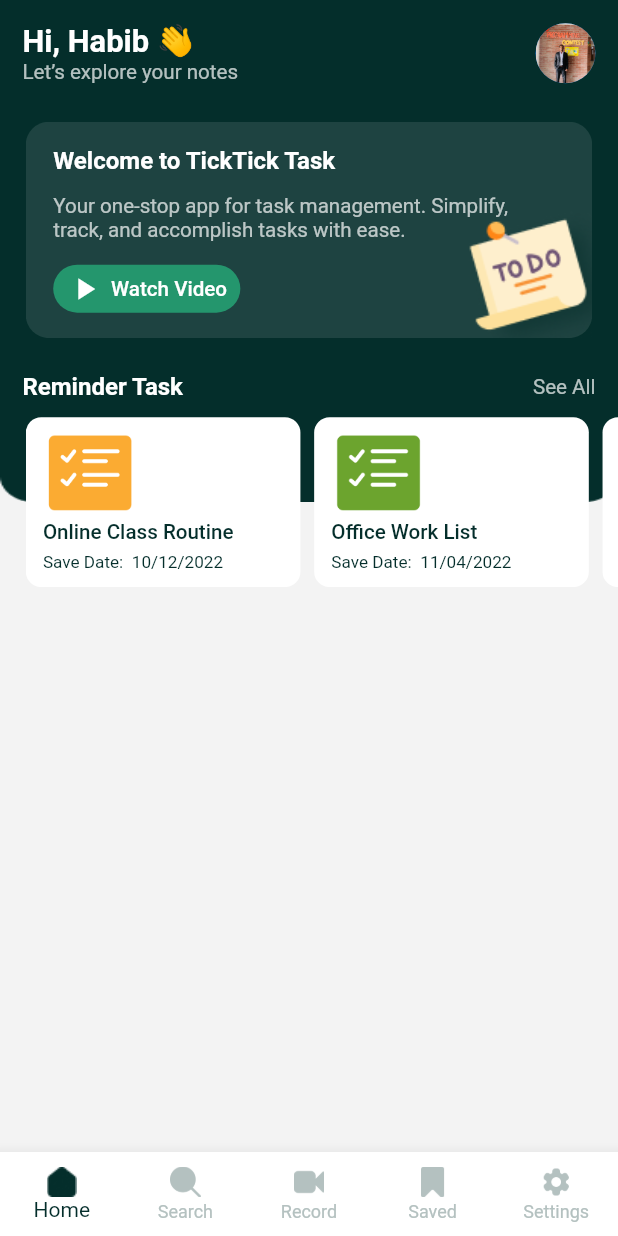
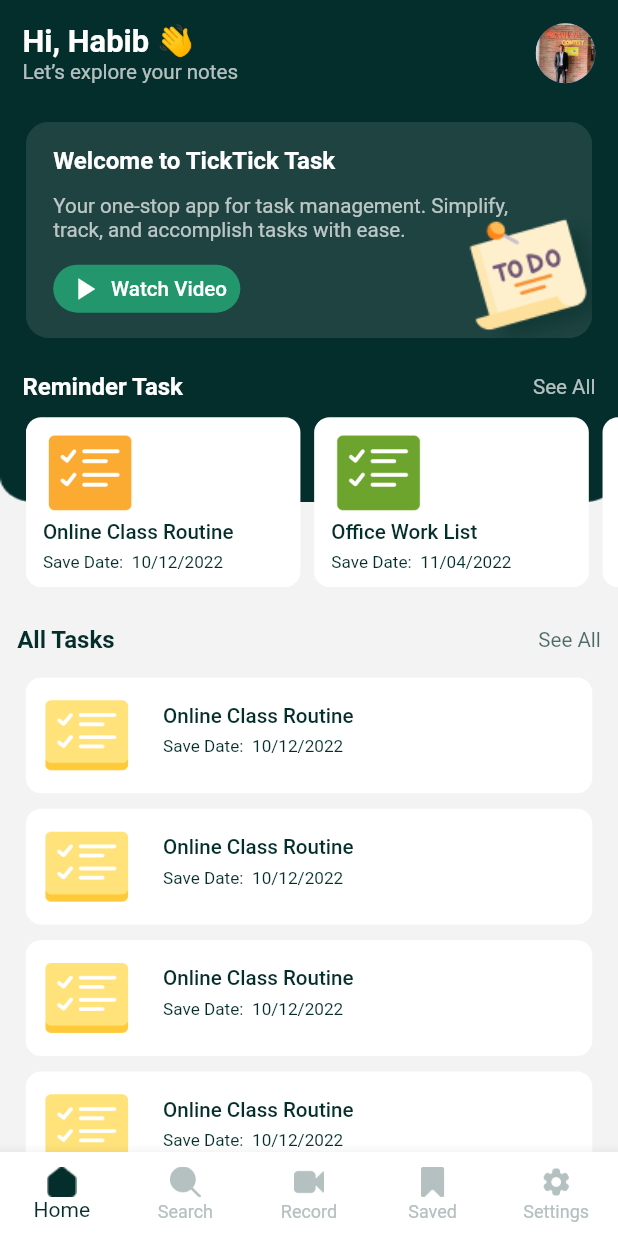
Before and after one commit to Sohag-84/ui_task, a Flutter app: the screen it shows after launch, on a phone screen of 412 x 824 dp. Run offline on Flutter 3.47's test engine with Material 2 defaults, Android fonts, the phone set to English and light mode, and no system bars; our stand-ins replace flutter_screenutil, get.

Commit message:
all task section is designed

```diff
--- a/lib/constants/strings.dart
+++ b/lib/constants/strings.dart
@@ -20,3 +20,4 @@
 const date1 = "10/12/2022";
 const date2 = "11/04/2022";
 const date3 = "25/09/2022";
+const allTask = "All Tasks";
--- a/lib/views/screens/home/home_screen.dart
+++ b/lib/views/screens/home/home_screen.dart
@@ -8,6 +8,7 @@
 import 'package:ui_task/constants/image_path.dart';
 import 'package:ui_task/constants/list.dart';
 import 'package:ui_task/constants/strings.dart';
+import 'package:ui_task/views/widgets/all_task_widget.dart';
 import 'package:ui_task/views/widgets/reminder_widget.dart';
 import 'package:ui_task/views/widgets/custom_row.dart';
 
@@ -18,7 +19,6 @@
     return Scaffold(
       backgroundColor: bgColor,
       body: SafeArea(
-        child: SingleChildScrollView(
         child: Column(
           children: [
             Stack(
@@ -155,8 +155,7 @@
                         ),
                         SizedBox(height: 22.h),
                         CustomRow(
-                            text1: reminderTask,
-                            text2: seeAll,
+                          text: reminderTask,
                           color1: whiteColor,
                           color2: whiteColor.withOpacity(.70),
                         ),
@@ -186,8 +185,30 @@
                 ),
               ],
             ),
+            SizedBox(height: 80.h),
+            Expanded(
+              child: Padding(
+                padding: EdgeInsets.symmetric(horizontal: 10.w),
+                child: Column(children: [
+                  CustomRow(
+                    text: allTask,
+                    color1: Color(0xFF042E2B),
+                    color2: Color(0xFF042E2B).withOpacity(0.70),
+                  ),
+                  SizedBox(height: 10.h),
+                  Expanded(
+                    child: ListView.builder(
+                      physics: BouncingScrollPhysics(),
+                      itemCount: 15,
+                      itemBuilder: (context, index) {
+                        return AllTaskWidget();
+                      },
+                    ),
+                  ),
+                ]),
+              ),
+            ),
           ],
-          ),
         ),
       ),
     );
--- /dev/null
+++ b/lib/views/widgets/all_task_widget.dart
@@ -0,0 +1,78 @@
+// ignore_for_file: prefer_const_constructors
+
+import 'package:flutter/material.dart';
+import 'package:flutter_screenutil/flutter_screenutil.dart';
+import 'package:ui_task/constants/colors.dart';
+import 'package:ui_task/constants/image_path.dart';
+import 'package:ui_task/constants/strings.dart';
+
+class AllTaskWidget extends StatelessWidget {
+  const AllTaskWidget({
+    Key? key,
+  }) : super(key: key);
+
+  @override
+  Widget build(BuildContext context) {
+    return Container(
+      height: 75.h,
+      width: 330.w,
+      margin: EdgeInsets.symmetric(horizontal: 5.w,vertical: 5.h),
+      decoration: BoxDecoration(
+        borderRadius: BorderRadius.circular(10.r),
+        color: whiteColor,
+      ),
+      child: Padding(
+        padding: EdgeInsets.all(8.w),
+        child: Row(
+          children: [
+            Image.asset(
+              imgTodoList,
+              height: 60.h,
+              width: 55.w,
+              fit: BoxFit.fill,
+            ),
+            SizedBox(width: 10.w),
+            Padding(
+              padding: EdgeInsets.all(8.0),
+              child: Column(
+                crossAxisAlignment: CrossAxisAlignment.start,
+                children: [
+                  Text(
+                    onlineClass,
+                    style: TextStyle(
+                      color: Color(0xFF042E2B),
+                      fontWeight: FontWeight.w500,
+                      fontSize: 12.sp,
+                    ),
+                  ),
+                  SizedBox(height: 5.w),
+                  Row(
+                    children: [
+                      Text(
+                        saveDate,
+                        style: TextStyle(
+                          color: Color(0xFF042E2B),
+                          fontWeight: FontWeight.w400,
+                          fontSize: 10.sp,
+                        ),
+                      ),
+                      SizedBox(width: 5.w),
+                      Text(
+                        date1,
+                        style: TextStyle(
+                          color: Color(0xFF042E2B),
+                          fontWeight: FontWeight.w400,
+                          fontSize: 10.sp,
+                        ),
+                      ),
+                    ],
+                  ),
+                ],
+              ),
+            ),
+          ],
+        ),
+      ),
+    );
+  }
+}
--- a/lib/views/widgets/custom_row.dart
+++ b/lib/views/widgets/custom_row.dart
@@ -2,14 +2,14 @@
 
 import 'package:flutter/material.dart';
 import 'package:flutter_screenutil/flutter_screenutil.dart';
+import 'package:ui_task/constants/strings.dart';
 
 class CustomRow extends StatelessWidget {
-  final String text1, text2;
+  final String text;
   final Color color1, color2;
   const CustomRow({
     Key? key,
-    required this.text1,
-    required this.text2,
+    required this.text,
     required this.color1,
     required this.color2,
   }) : super(key: key);
@@ -19,7 +19,7 @@
     return Row(
       children: [
         Text(
-          text1,
+          text,
           style: TextStyle(
             fontSize: 14.sp,
             fontWeight: FontWeight.w600,
@@ -28,7 +28,7 @@
         ),
         Spacer(),
         Text(
-          text2,
+          seeAll,
           style: TextStyle(
             fontSize: 12.sp,
             fontWeight: FontWeight.w400,
```
Lines whose indentation alone changed are shown as unchanged.
